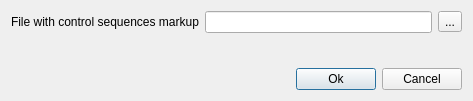
First picture: the form in src/plugins/expert_discovery/src/ui/ExpertDiscoveryControlMrkDialog.ui, repository violethaze74/ugene, before the edit.
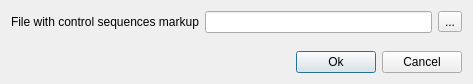
Second picture: the form after the edit. Icons and pictures are not drawn.

```diff
--- a/src/plugins/expert_discovery/src/ui/ExpertDiscoveryControlMrkDialog.ui
+++ b/src/plugins/expert_discovery/src/ui/ExpertDiscoveryControlMrkDialog.ui
@@ -10,7 +10,7 @@
     <x>0</x>
     <y>0</y>
     <width>473</width>
-    <height>101</height>
+    <height>84</height>
    </rect>
   </property>
   <property name="sizePolicy">
```
